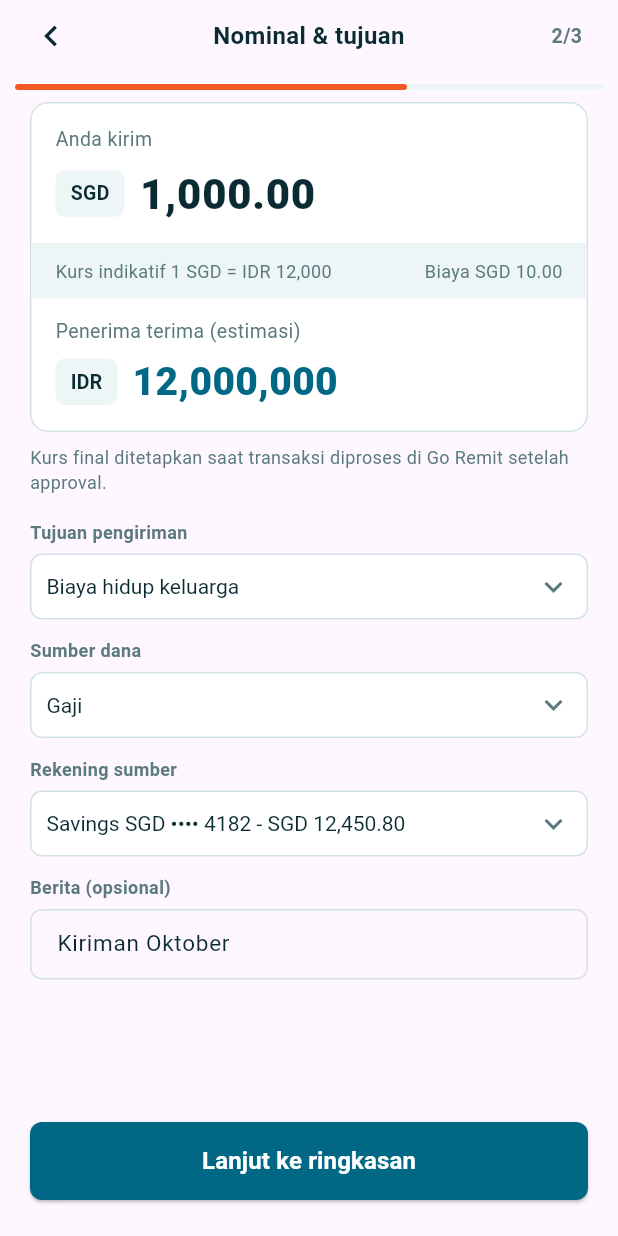
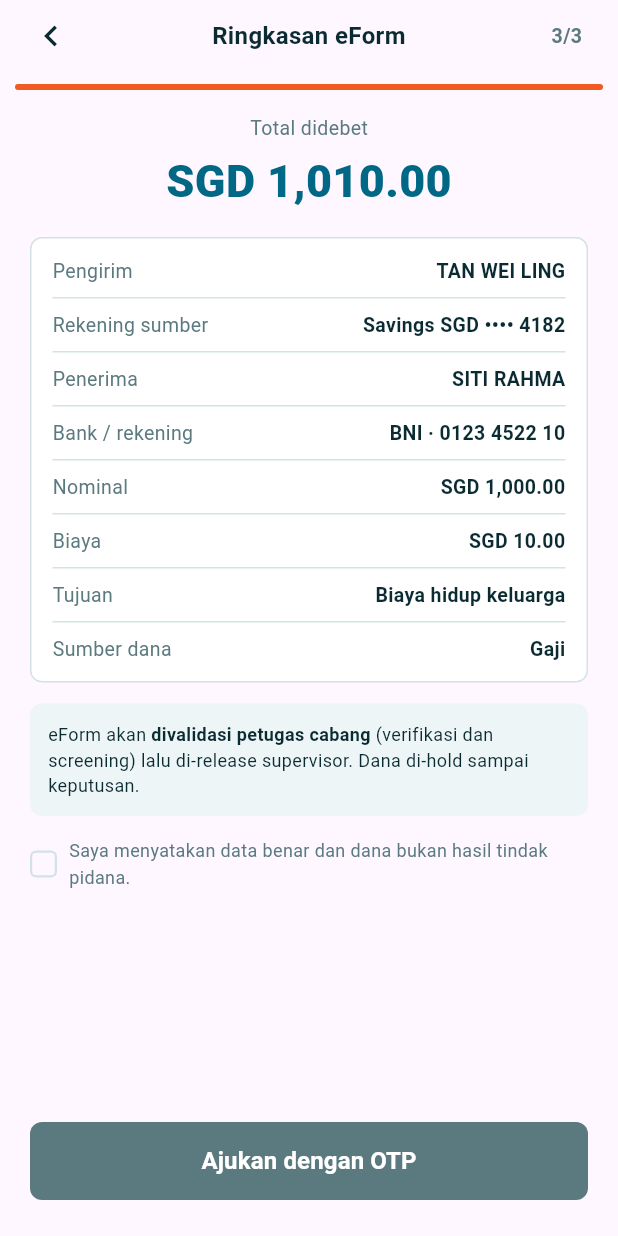
Before and after one commit to marbor12/sg-eform, a Flutter app: the AmountScreen screen opened directly, after a tap on "Lanjut ke ringkasan", on a phone screen of 412 x 824 dp. Run offline on Flutter 3.47's test engine with Material 3 defaults, Android fonts, the phone set to English and light mode, and no system bars; our stand-ins replace dotted_border, flutter_svg.

Commit message:
add home/summary_screen

```diff
--- a/lib/features/remittance/amount_screen.dart
+++ b/lib/features/remittance/amount_screen.dart
@@ -1,5 +1,6 @@
 import 'package:flutter/material.dart';
 import 'package:flutter/services.dart';
+import 'summary_screen.dart';
 import '../../core/theme/app_colors.dart';
 import '../../core/utils/money.dart';
 import '../../core/widgets/app_top_bar.dart';
@@ -222,7 +223,12 @@ class _AmountScreenState extends State<AmountScreen> {
               child: AppButton(
                 label: 'Lanjut ke ringkasan',
                 onPressed: () {
-                  // nanti: Navigator.push ke halaman Ringkasan (R3)
+                  Navigator.push(
+                    context,
+                    MaterialPageRoute(
+                      builder: (context) => const SummaryScreen(),
+                    ),
+                  );
                 },
               ),
             ),
--- /dev/null
+++ b/lib/features/remittance/summary_screen.dart
@@ -0,0 +1,221 @@
+import 'package:flutter/material.dart';
+import '../../core/theme/app_colors.dart';
+import '../../core/widgets/app_top_bar.dart';
+import '../../core/widgets/app_button.dart';
+import '../../core/widgets/app_checkbox.dart';
+import '../entry/otp_screen.dart';
+
+class SummaryScreen extends StatefulWidget {
+  const SummaryScreen({super.key});
+
+  @override
+  State<SummaryScreen> createState() => _SummaryScreenState();
+}
+
+class _SummaryScreenState extends State<SummaryScreen> {
+  bool _agreed = false;
+
+  static const _rows = [
+    ['Pengirim', 'TAN WEI LING'],
+    ['Rekening sumber', 'Savings SGD •••• 4182'],
+    ['Penerima', 'SITI RAHMA'],
+    ['Bank / rekening', 'BNI · 0123 4522 10'],
+    ['Nominal', 'SGD 1,000.00'],
+    ['Biaya', 'SGD 10.00'],
+    ['Tujuan', 'Biaya hidup keluarga'],
+    ['Sumber dana', 'Gaji'],
+  ];
+
+  void _submit() {
+    Navigator.push(
+      context,
+      MaterialPageRoute(
+        builder: (_) => OtpScreen(
+          title: 'Verifikasi OTP',
+          heading: 'Masukkan kode SMS',
+          intro: 'Kode 6 digit dikirim via SMS ke ',
+          target: '+65 9••• ••21',
+          changeLabel: 'Ganti nomor',
+          infoText:
+              'OTP dipakai untuk mengonfirmasi pengajuan eForm remittance.',
+          onVerified: (ctx) {
+            // nanti: buka halaman Status eForm (R4)
+            ScaffoldMessenger.of(ctx).showSnackBar(
+              const SnackBar(content: Text('eForm terkirim (R4 menyusul)')),
+            );
+          },
+        ),
+      ),
+    );
+  }
+
+  @override
+  Widget build(BuildContext context) {
+    return Scaffold(
+      body: SafeArea(
+        child: Column(
+          children: [
+            const Padding(
+              padding: EdgeInsets.symmetric(horizontal: 10),
+              child: AppTopBar(title: 'Ringkasan eForm', step: 3, total: 3),
+            ),
+            Expanded(
+              child: SingleChildScrollView(
+                padding: const EdgeInsets.symmetric(horizontal: 20),
+                child: Column(
+                  crossAxisAlignment: CrossAxisAlignment.start,
+                  children: [
+                    const SizedBox(height: 16),
+
+                    // ===== TOTAL (tengah, tanpa kotak) =====
+                    const Center(
+                      child: Text(
+                        'Total didebet',
+                        style: TextStyle(fontSize: 13, color: AppColors.muted),
+                      ),
+                    ),
+                    const SizedBox(height: 4),
+                    const Center(
+                      child: Text(
+                        'SGD 1,010.00',
+                        style: TextStyle(
+                          fontSize: 30,
+                          fontWeight: FontWeight.w800,
+                          color: AppColors.primary,
+                        ),
+                      ),
+                    ),
+                    const SizedBox(height: 16),
+
+                    // ===== KARTU RINGKASAN =====
+                    Container(
+                      padding: const EdgeInsets.symmetric(
+                        horizontal: 14,
+                        vertical: 4,
+                      ),
+                      decoration: BoxDecoration(
+                        color: Colors.white,
+                        border: Border.all(color: AppColors.border),
+                        borderRadius: BorderRadius.circular(8),
+                      ),
+                      child: Column(
+                        children: [
+                          for (var i = 0; i < _rows.length; i++)
+                            _SummaryLine(
+                              label: _rows[i][0],
+                              value: _rows[i][1],
+                              isLast: i == _rows.length - 1,
+                            ),
+                        ],
+                      ),
+                    ),
+                    const SizedBox(height: 14),
+
+                    // ===== CATATAN =====
+                    Container(
+                      width: double.infinity,
+                      padding: const EdgeInsets.all(12),
+                      decoration: BoxDecoration(
+                        color: AppColors.soft,
+                        borderRadius: BorderRadius.circular(8),
+                      ),
+                      child: const Text.rich(
+                        TextSpan(
+                          style: TextStyle(
+                            fontSize: 12,
+                            height: 1.4,
+                            color: AppColors.soft,
+                          ),
+                          children: [
+                            TextSpan(
+                              text: 'eForm akan ',
+                              style: TextStyle(color: AppColors.text),
+                            ),
+                            TextSpan(
+                              text: 'divalidasi petugas cabang',
+                              style: TextStyle(
+                                fontWeight: FontWeight.w700,
+                                color: AppColors.text,
+                              ),
+                            ),
+                            TextSpan(
+                              text:
+                                ' (verifikasi dan screening) lalu di-release supervisor. Dana di-hold sampai keputusan.',
+                                style: TextStyle(color: AppColors.text),
+                            ),
+                          ],
+                        ),
+                      ),
+                    ),
+                    const SizedBox(height: 14),
+
+                    // ===== CHECKBOX =====
+                    AppCheckbox(
+                      value: _agreed,
+                      onChanged: (v) => setState(() => _agreed = v),
+                      label:
+                          'Saya menyatakan data benar dan dana bukan hasil tindak pidana.',
+                    ),
+                    const SizedBox(height: 24),
+                  ],
+                ),
+              ),
+            ),
+            Padding(
+              padding: const EdgeInsets.fromLTRB(20, 12, 20, 24),
+              child: AppButton(
+                label: 'Ajukan dengan OTP',
+                onPressed: _agreed ? _submit : null,
+              ),
+            ),
+          ],
+        ),
+      ),
+    );
+  }
+}
+
+class _SummaryLine extends StatelessWidget {
+  final String label;
+  final String value;
+  final bool isLast;
+
+  const _SummaryLine({
+    required this.label,
+    required this.value,
+    this.isLast = false,
+  });
+
+  @override
+  Widget build(BuildContext context) {
+    return Container(
+      padding: const EdgeInsets.symmetric(vertical: 8),
+      decoration: BoxDecoration(
+        border: isLast
+            ? null
+            : const Border(bottom: BorderSide(color: AppColors.border)),
+      ),
+      child: Row(
+        crossAxisAlignment: CrossAxisAlignment.start,
+        children: [
+          Text(
+            label,
+            style: const TextStyle(fontSize: 13, color: AppColors.muted),
+          ),
+          const SizedBox(width: 16),
+          Expanded(
+            child: Text(
+              value,
+              textAlign: TextAlign.right,
+              style: const TextStyle(
+                fontSize: 13,
+                fontWeight: FontWeight.w700,
+                color: AppColors.text,
+              ),
+            ),
+          ),
+        ],
+      ),
+    );
+  }
+}
```
